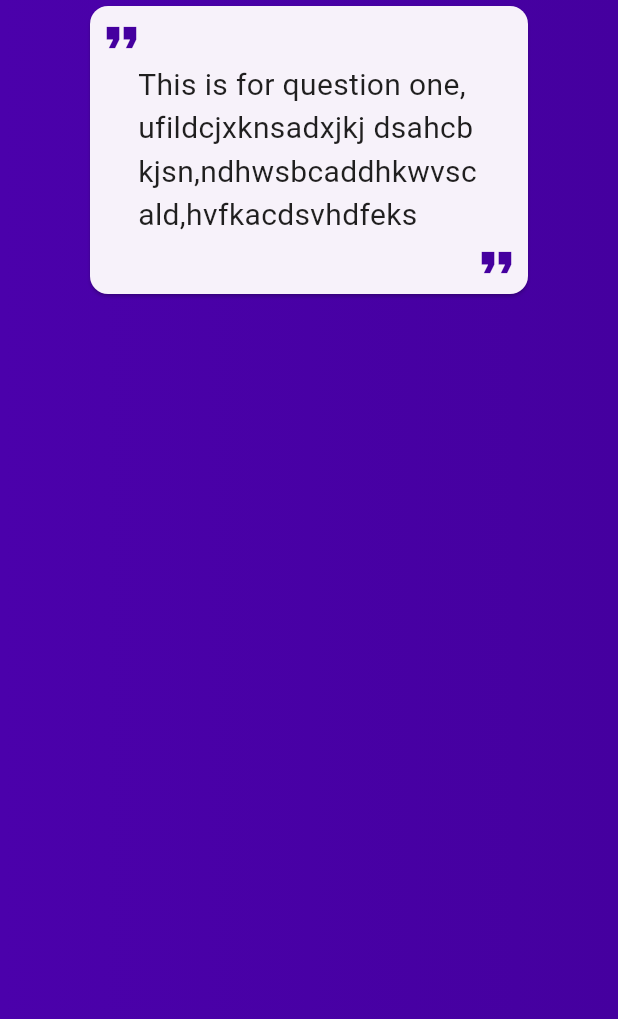
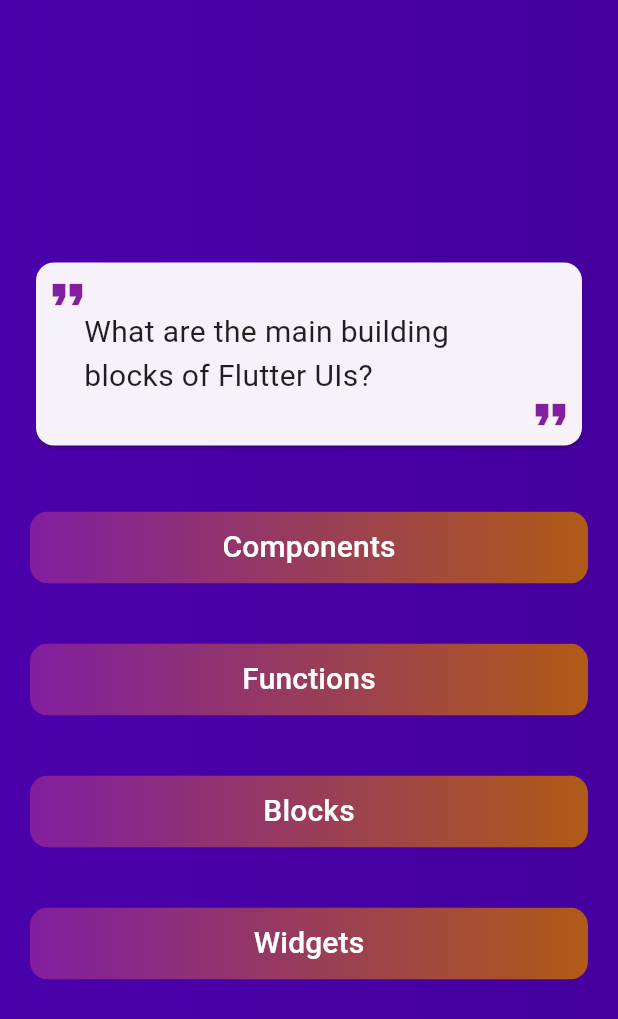
Before and after one commit to Lizdev-05/quiz_app, a Flutter app: the screen it shows after launch, after a tap on "Get Started", after a tap on "Login", on a phone screen of 412 x 824 dp. Shown: the top 1019 px of the screen. Run offline on Flutter 3.47's test engine with Material 3 defaults, Android fonts, the phone set to English and light mode, and no system bars; our stand-ins replace google_fonts.

Commit message:
Shuffled the answer

```diff
--- /dev/null
+++ b/lib/answer_button.dart
@@ -0,0 +1,37 @@
+import 'package:flutter/material.dart';
+import 'package:google_fonts/google_fonts.dart';
+
+class AnswerButton extends StatelessWidget {
+  const AnswerButton(this.answerText, this.onTap, {super.key});
+
+  final String answerText;
+  final void Function() onTap;
+
+  @override
+  Widget build(BuildContext context) {
+    return Padding(
+      padding: const EdgeInsets.all(20.0),
+      child: ClipRRect(
+        borderRadius: BorderRadiusDirectional.circular(12),
+        child: Container(
+          // padding: EdgeInsets.symmetric(vertical: 0, horizontal: 40),
+          // width: 180,
+          width: double.infinity,
+          decoration: const BoxDecoration(
+            gradient: LinearGradient(colors: [
+              Color.fromARGB(255, 130, 30, 160),
+              Color.fromARGB(255, 176, 91, 21)
+            ], begin: Alignment.bottomLeft, end: Alignment.bottomRight),
+          ),
+          child: TextButton(
+            onPressed: onTap,
+            child: Text(
+              answerText,
+              style: GoogleFonts.roboto(color: Colors.white, fontSize: 20),
+            ),
+          ),
+        ),
+      ),
+    );
+  }
+}
--- a/lib/questions_screen.dart
+++ b/lib/questions_screen.dart
@@ -1,5 +1,7 @@
 import 'package:flutter/material.dart';
 import 'package:google_fonts/google_fonts.dart';
+import 'package:quiz_app/answer_button.dart';
+import 'package:quiz_app/data/questions.dart';
 
 class QuestionsScreen extends StatefulWidget {
   const QuestionsScreen({super.key});
@@ -9,6 +11,7 @@ class QuestionsScreen extends StatefulWidget {
 }
 
 class _QuestionsScreenState extends State<QuestionsScreen> {
+  final currentQuestion = questions[0];
   @override
   Widget build(BuildContext context) {
     return MaterialApp(
@@ -22,11 +25,13 @@ class _QuestionsScreenState extends State<QuestionsScreen> {
           ),
         ),
         child: SafeArea(
+          child: SizedBox(
+            width: double.infinity,
             child: Column(
+              mainAxisAlignment: MainAxisAlignment.center,
               children: [
-              SizedBox(
-                height: 200,
-                width: 300,
+                Padding(
+                  padding: EdgeInsets.all(20),
                   child: Stack(
                     children: [
                       Card(
@@ -35,7 +40,7 @@ class _QuestionsScreenState extends State<QuestionsScreen> {
                           child: Center(
                             child: SingleChildScrollView(
                               child: Text(
-                              "This is for question one, ufildcjxknsadxjkj dsahcbkjsn,ndhwsbcaddhkwvscald,hvfkacdsvhdfeks",
+                                currentQuestion.text,
                                 style: GoogleFonts.roboto(
                                   fontSize: 20,
                                   color: Color.fromARGB(255, 32, 31, 31),
@@ -50,7 +55,7 @@ class _QuestionsScreenState extends State<QuestionsScreen> {
                         left: 8,
                         child: Icon(
                           Icons.format_quote,
-                        color: Color.fromARGB(255, 69, 0, 159),
+                          color: Color.fromARGB(255, 130, 30, 160),
                           size: 34,
                         ),
                       ),
@@ -59,14 +64,21 @@ class _QuestionsScreenState extends State<QuestionsScreen> {
                         right: 8,
                         child: Icon(
                           Icons.format_quote,
-                        color: Color.fromARGB(255, 69, 0, 159),
+                          color: Color.fromARGB(255, 130, 30, 160),
                           size: 34,
                         ),
                       ),
                     ],
                   ),
-              )
+                ),
+                // I use ... to convert the list to individual values since the column list is expecting widget and not list
+                ...currentQuestion.getShuffledAnswer().map(
+                  (answer) {
+                    return AnswerButton(answer, () {});
+                  },
+                ),
               ],
+            ),
           ),
         ),
       ),
```
Lines whose indentation alone changed are shown as unchanged.
